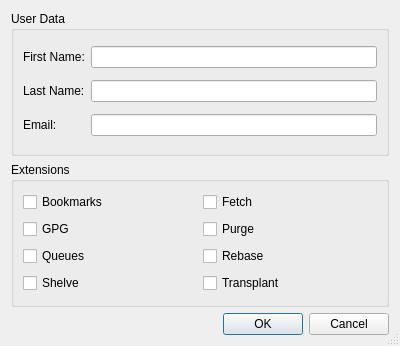
Before: the Qt Designer form Plugins/VcsPlugins/vcsMercurial/HgUserConfigDataDialog.ui in testmana2/test, drawn with Qt 5.
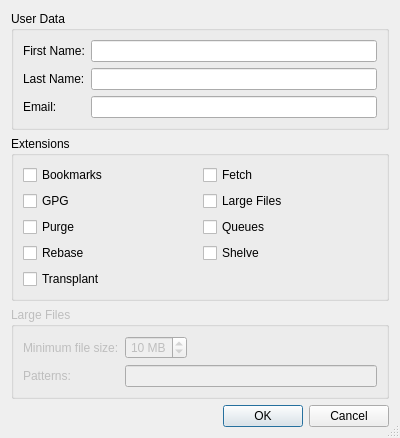
After: the same form once the commit is applied. Custom widgets are drawn as their Qt base class.

Commit message: Started implementing support for the Mercurial largefiles extension.

Diff of the .ui file:
```diff
--- a/Plugins/VcsPlugins/vcsMercurial/HgUserConfigDataDialog.ui
+++ b/Plugins/VcsPlugins/vcsMercurial/HgUserConfigDataDialog.ui
@@ -7,7 +7,7 @@
     <x>0</x>
     <y>0</y>
     <width>400</width>
-    <height>346</height>
+    <height>388</height>
    </rect>
   </property>
   <property name="windowTitle">
@@ -105,6 +105,16 @@
        </widget>
       </item>
       <item row="1" column="1">
+       <widget class="QCheckBox" name="largefilesCheckBox">
+        <property name="toolTip">
+         <string>Select to activate the largefiles extension</string>
+        </property>
+        <property name="text">
+         <string>Large Files</string>
+        </property>
+       </widget>
+      </item>
+      <item row="2" column="0">
        <widget class="QCheckBox" name="purgeCheckBox">
         <property name="toolTip">
          <string>Select to activate the Purge extension</string>
@@ -114,7 +124,7 @@
         </property>
        </widget>
       </item>
-      <item row="2" column="0">
+      <item row="2" column="1">
        <widget class="QCheckBox" name="queuesCheckBox">
         <property name="toolTip">
          <string>Select to activate the queues extension</string>
@@ -124,7 +134,7 @@
         </property>
        </widget>
       </item>
-      <item row="2" column="1">
+      <item row="3" column="0">
        <widget class="QCheckBox" name="rebaseCheckBox">
         <property name="toolTip">
          <string>Select to activate the rebase extension</string>
@@ -134,7 +144,7 @@
         </property>
        </widget>
       </item>
-      <item row="3" column="0">
+      <item row="3" column="1">
        <widget class="QCheckBox" name="shelveCheckBox">
         <property name="toolTip">
          <string>Select to activate the shelve extension</string>
@@ -144,7 +154,7 @@
         </property>
        </widget>
       </item>
-      <item row="3" column="1">
+      <item row="4" column="0">
        <widget class="QCheckBox" name="transplantCheckBox">
         <property name="toolTip">
          <string>Select to activate the transplant extension</string>
@@ -157,6 +167,71 @@
      </layout>
     </widget>
    </item>
+   <item>
+    <widget class="QGroupBox" name="largefilesGroup">
+     <property name="enabled">
+      <bool>false</bool>
+     </property>
+     <property name="title">
+      <string>Large Files</string>
+     </property>
+     <layout class="QGridLayout" name="gridLayout_3">
+      <item row="0" column="0">
+       <widget class="QLabel" name="label_4">
+        <property name="text">
+         <string>Minimum file size:</string>
+        </property>
+       </widget>
+      </item>
+      <item row="0" column="1">
+       <widget class="QSpinBox" name="lfFileSizeSpinBox">
+        <property name="toolTip">
+         <string>Enter the minimum file size in MB for files to be treated as Large Files</string>
+        </property>
+        <property name="alignment">
+         <set>Qt::AlignRight|Qt::AlignTrailing|Qt::AlignVCenter</set>
+        </property>
+        <property name="suffix">
+         <string> MB</string>
+        </property>
+        <property name="minimum">
+         <number>1</number>
+        </property>
+        <property name="value">
+         <number>10</number>
+        </property>
+       </widget>
+      </item>
+      <item row="0" column="2">
+       <spacer name="horizontalSpacer">
+        <property name="orientation">
+         <enum>Qt::Horizontal</enum>
+        </property>
+        <property name="sizeHint" stdset="0">
+         <size>
+          <width>215</width>
+          <height>20</height>
+         </size>
+        </property>
+       </spacer>
+      </item>
+      <item row="1" column="0">
+       <widget class="QLabel" name="label_5">
+        <property name="text">
+         <string>Patterns:</string>
+        </property>
+       </widget>
+      </item>
+      <item row="1" column="1" colspan="2">
+       <widget class="QLineEdit" name="lfFilePatternsEdit">
+        <property name="toolTip">
+         <string>Enter file patterns (space separated) for files to be treated as Large Files</string>
+        </property>
+       </widget>
+      </item>
+     </layout>
+    </widget>
+   </item>
    <item>
     <widget class="QDialogButtonBox" name="buttonBox">
      <property name="orientation">
```
Left out of the diff: 27 changed lines with no effect on the pictures. The commit also changes 3 other files.
